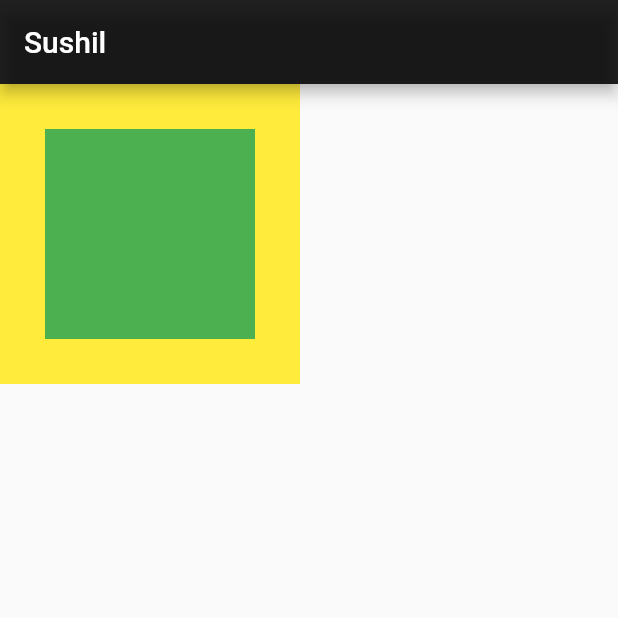
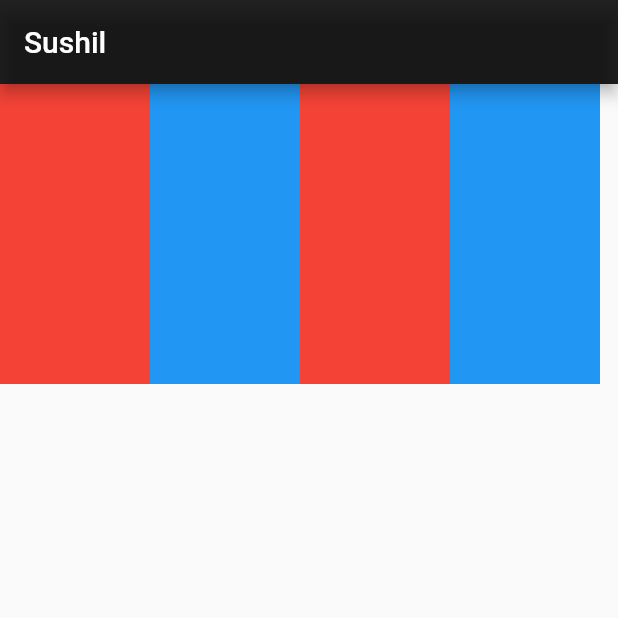
Before and after one commit to Sushil-jaishi/FlutterApp, a Flutter app: the screen it shows after launch, on a phone screen of 412 x 824 dp, the top half of it. Run offline on Flutter 3.47's test engine with Material 2 defaults, Android fonts, the phone set to English and light mode, and no system bars.

Commit message:
Wrap Widget

```diff
--- a/lib/main.dart
+++ b/lib/main.dart
@@ -35,23 +35,46 @@ class HomePageScreenState extends State<HomePageScreen>{
         backgroundColor: Colors.black87,
         title: Text('Sushil'),
       ),
-      body:Stack(
+      body:Wrap(
+        alignment: WrapAlignment.spaceEvenly,
         children: [
           Container(
-            width: 200,
-            height: 200,
-            color: Colors.yellow,
+            width: 100,
+            height: 100,
+            color: Colors.red,
           ),
-          Positioned(
-            top: 30,
-            bottom: 30,
-            left: 30,
-            right: 30,
-            child: Container(
-              width: 100,
-              height: 100,
-              color: Colors.green,
-            ),
+          Container(
+            width: 100,
+            height: 100,
+            color: Colors.blue,
+          ),
+          Container(
+            width: 100,
+            height: 100,
+            color: Colors.red,
+          ),
+          Container(
+            width: 100,
+            height: 100,
+            color: Colors.blue,
+          ), Container(
+            width: 100,
+            height: 100,
+            color: Colors.red,
+          ),
+          Container(
+            width: 100,
+            height: 100,
+            color: Colors.blue,
+          ), Container(
+            width: 100,
+            height: 100,
+            color: Colors.red,
+          ),
+          Container(
+            width: 100,
+            height: 100,
+            color: Colors.blue,
           )
         ],
       )
```
